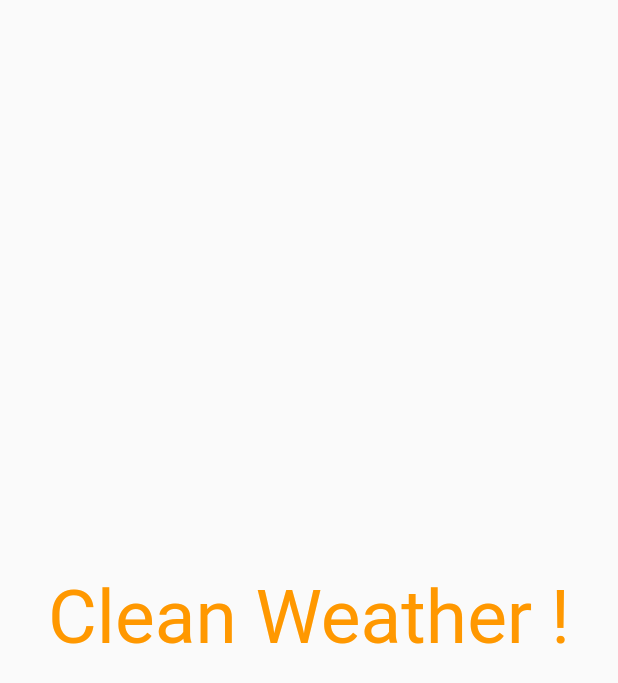
After one commit to td-santos/weather_flutter, a Flutter app: the Splash screen opened directly, on a phone screen of 412 x 824 dp. The commit adds this screen. Shown: the top 683 px of the screen. Run offline on Flutter 3.47's test engine with Material 2 defaults, Android fonts, the phone set to English and light mode, and no system bars; our stand-ins replace flare_flutter, geolocator; network calls fail.

Commit message:
commit geolocalization
- tentativa de implementar geolocalização( funciona) porém ao passar a lat e long para a api de clima está sendo retornando um local diferente .

Talvez com outra api funcione.

```diff
--- a/weather_app/lib/api/weatherAPI.dart
+++ b/weather_app/lib/api/weatherAPI.dart
@@ -14,6 +14,7 @@ Future<Map> buscarClima(String appID,String cidade)async{
 }
 
 //http://api.openweathermap.org/data/2.5/forecast?q=Rio de Janeiro&appid=bfcd22a403f236384e97aade0514c99b&units=metric
+//api.openweathermap.org/data/2.5/weather?lat=-22.8432338&lon=-43.261246&appid=bfcd22a403f236384e97aade0514c99b&units=metric
 
 Future<Map> buscarListToday(String appID,String cidade)async{
   String urlAPI ='http://api.openweathermap.org/data/2.5/forecast?q=${cidade}&appid=${appID}&units=metric';
--- a/weather_app/lib/main.dart
+++ b/weather_app/lib/main.dart
@@ -1,6 +1,7 @@
 import 'package:flutter/material.dart';
 import 'package:intl/date_symbol_data_local.dart';
 import 'package:weather_app/screens/HomePage.dart';
+import 'package:weather_app/screens/Splash.dart';
 import 'package:weather_app/screens/TelaPrincipal.dart';
 
 main(List<String> args) {
@@ -8,6 +9,7 @@ main(List<String> args) {
 
   initializeDateFormatting('pt_BR',null).then((_){
     runApp(MaterialApp(
+      //home: Splash(),
     home: HomePage(),
     theme: ThemeData.light(),
     //home: TelaPrincipal(),
--- /dev/null
+++ b/weather_app/lib/screens/Splash.dart
@@ -0,0 +1,55 @@
+import 'dart:async';
+
+import 'package:flutter/material.dart';
+import 'package:geolocator/geolocator.dart';
+
+import 'HomePage.dart';
+
+class Splash extends StatefulWidget {
+  @override
+  _SplashState createState() => _SplashState();
+}
+
+class _SplashState extends State<Splash> {
+
+  Position _position;
+  StreamSubscription<Position> _positionStream;
+  String latitude,longitude;
+
+  @override
+  void initState() {
+    // TODO: implement initState
+    super.initState();
+
+    var locationOptions = LocationOptions(accuracy: LocationAccuracy.high, distanceFilter: 10);
+    _positionStream = Geolocator().getPositionStream(locationOptions).listen((Position position){
+      _position = position;
+      latitude = position == null ? 'Unknown' : position.latitude.toString();
+      longitude = position == null ? 'Unknown' :  position.longitude.toString();
+      //print(_position == null ? 'Unknown' : _position.latitude.toString() + ', ' + _position.longitude.toString());
+      print( latitude + ', ' + longitude);
+    });
+
+    Future.delayed(Duration(seconds: 2),(){
+      Navigator.push(context, MaterialPageRoute(
+        builder: (context)=> HomePage(
+          latitude: latitude,
+          longitude: longitude,
+        )
+        ));
+    });
+  }
+
+
+  @override
+  Widget build(BuildContext context) {
+    return Scaffold(
+      body: Center(
+      child: Text("Clean Weather !",style: TextStyle(
+        fontSize: 50,
+        color: Colors.orange
+      ),),
+    ),
+    );
+  }
+}
--- a/weather_app/lib/widgets/PrevisaoSemanal.dart
+++ b/weather_app/lib/widgets/PrevisaoSemanal.dart
@@ -93,6 +93,9 @@ class PrevisaoSemanal extends StatelessWidget {
                 .contains(formatAnoMesDIA.format(dataAtual))) {
               listMapDataTemp.removeAt(0);
             }
+            if(listMapDataTemp.length >5){
+              listMapDataTemp.removeLast();
+            }
 
             print('----------------------');
             print('LISTA TEMP: $listTemp');
```
Also changed, not shown: weather_app/lib/screens/HomePage.dart (+12 -16 lines), 3 other files.
